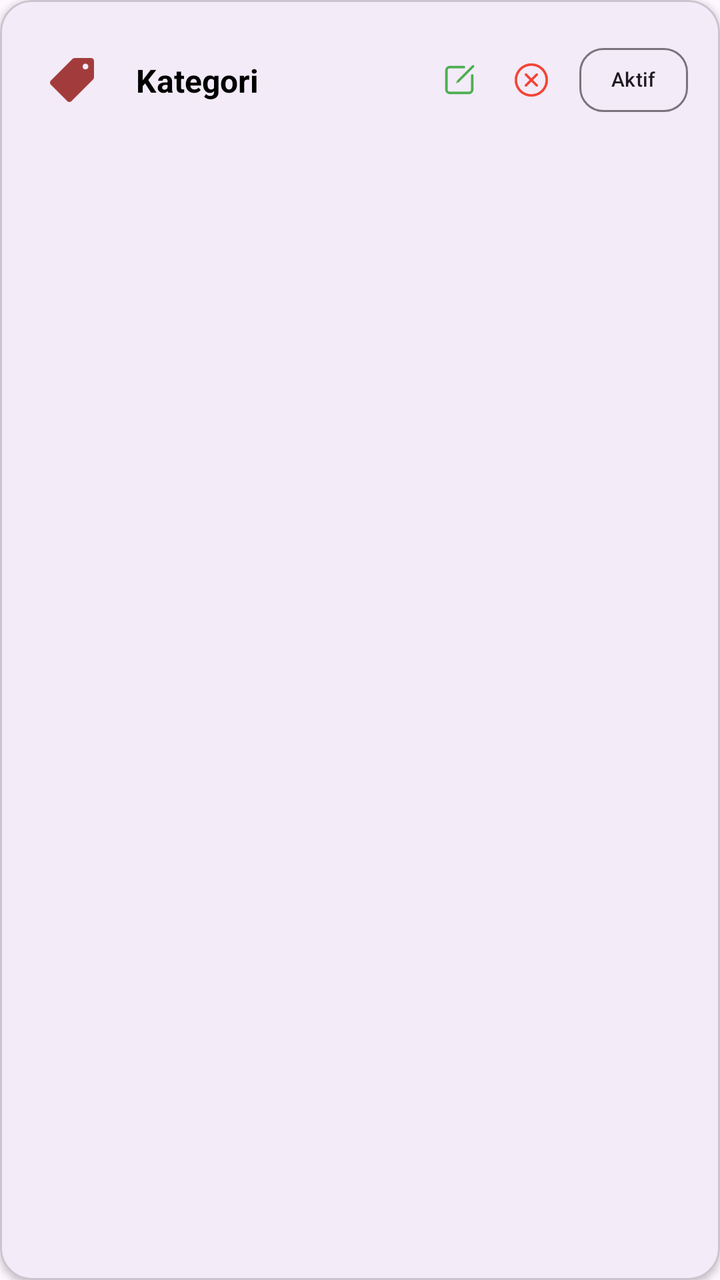
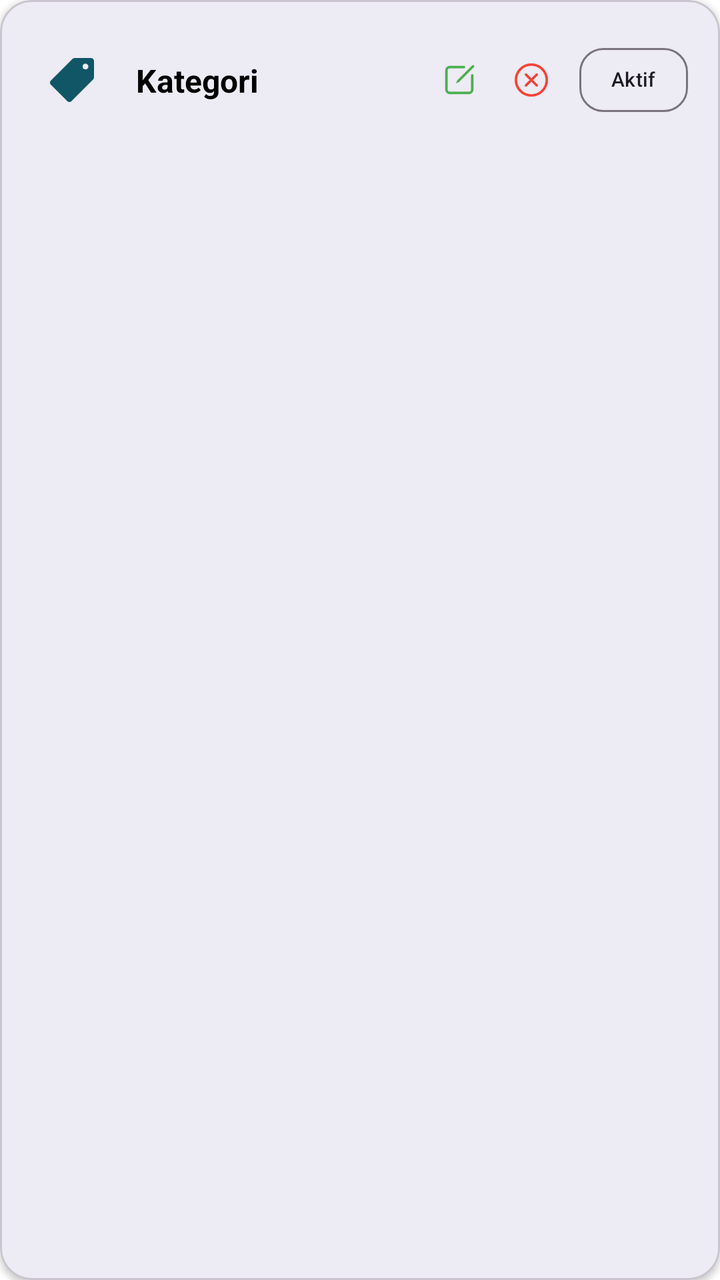

Before-and-after screenshots of an Android layout around one commit, followed by the original layout XML and the change that was made.
<!-- AndroidManifest.xml: application theme Theme.Penjualan -->
<!-- res/layout/item_data_kategori.xml -->
<?xml version="1.0" encoding="utf-8"?>
<com.google.android.material.card.MaterialCardView xmlns:android="http://schemas.android.com/apk/res/android"
    xmlns:app="http://schemas.android.com/apk/res-auto"
    xmlns:tools="http://schemas.android.com/tools"
    android:id="@+id/cardKategori"
    android:layout_width="match_parent"
    android:layout_height="wrap_content"
    android:layout_marginHorizontal="8dp"
    android:layout_marginVertical="6dp"
    android:clickable="true"
    android:focusable="true"
    android:foreground="?attr/selectableItemBackground"
    app:cardCornerRadius="16dp"
    app:cardElevation="2dp"
    app:strokeWidth="1dp">

    <androidx.constraintlayout.widget.ConstraintLayout
        android:layout_width="match_parent"
        android:layout_height="wrap_content"
        android:padding="16dp">

        <ImageView
            android:id="@+id/imgKategori"
            android:layout_width="40dp"
            android:layout_height="40dp"
            android:padding="8dp"
            android:src="@drawable/ic_kategori"
            app:layout_constraintBottom_toBottomOf="parent"
            app:layout_constraintStart_toStartOf="parent"
            app:layout_constraintTop_toTopOf="parent" />

        <TextView
            android:id="@+id/tvNamaKategori"
            android:layout_width="0dp"
            android:layout_height="wrap_content"
            android:text="Kategori"
            android:textSize="16sp"
            android:textStyle="bold"
            android:textColor="#010101"
            android:layout_marginStart="12dp"
            android:layout_marginEnd="8dp"
            app:layout_constraintStart_toEndOf="@id/imgKategori"
            app:layout_constraintTop_toTopOf="parent"
            app:layout_constraintBottom_toBottomOf="parent"
            app:layout_constraintEnd_toStartOf="@id/btnEditKategori"/>

        <ImageView
            android:id="@+id/btnEditKategori"
            android:layout_width="32dp"
            android:layout_height="32dp"
            android:padding="6dp"
            android:src="@drawable/ic_edit"
            android:background="?attr/selectableItemBackgroundBorderless"
            app:tint="#4CAF50"
            android:layout_marginEnd="4dp"
            app:layout_constraintBottom_toBottomOf="parent"
            app:layout_constraintEnd_toStartOf="@id/btnDeleteKategori"
            app:layout_constraintTop_toTopOf="parent" />

        <ImageView
            android:id="@+id/btnDeleteKategori"
            android:layout_width="32dp"
            android:layout_height="32dp"
            android:padding="6dp"
            android:src="@drawable/ic_delete"
            android:background="?attr/selectableItemBackgroundBorderless"
            app:tint="#F44336"
            android:layout_marginEnd="8dp"
            app:layout_constraintBottom_toBottomOf="parent"
            app:layout_constraintEnd_toStartOf="@id/chipStatus"
            app:layout_constraintTop_toTopOf="parent" />

        <com.google.android.material.chip.Chip
            android:id="@+id/chipStatus"
            android:layout_width="wrap_content"
            android:layout_height="wrap_content"
            android:text="Aktif"
            android:textSize="10sp"
            app:chipCornerRadius="12dp"
            app:chipStrokeWidth="1dp"
            app:layout_constraintEnd_toEndOf="parent"
            app:layout_constraintTop_toTopOf="parent"
            app:layout_constraintBottom_toBottomOf="parent"/>

    </androidx.constraintlayout.widget.ConstraintLayout>

</com.google.android.material.card.MaterialCardView>
<!-- resources referenced by this layout -->
<resources>
  <!-- drawable ic_delete: png bitmap (drawable, 2269 bytes) -->
  <!-- drawable ic_edit: png bitmap (drawable, 989 bytes) -->
  <!-- drawable ic_kategori: png bitmap (drawable, 1034 bytes) -->
  <style name="Theme.Penjualan" parent="Base.Theme.Penjualan" />
  <style name="Base.Theme.Penjualan" parent="Theme.Material3.DayNight.NoActionBar">
          
          
      </style>
</resources>

<!-- the commit's change to res/layout/item_data_kategori.xml (unified diff, before → after) -->
@@ -25,6 +25,7 @@
             android:layout_height="40dp"
             android:padding="8dp"
             android:src="@drawable/ic_kategori"
+            app:tint="@color/teal_deep"
             app:layout_constraintBottom_toBottomOf="parent"
             app:layout_constraintStart_toStartOf="parent"
             app:layout_constraintTop_toTopOf="parent" />
<!-- resource entries referenced after the edit -->
@@ -1,12 +1,25 @@
 <!-- resources referenced by this layout -->
 <resources>
+  <color name="teal_deep">#105666</color>
   <!-- drawable ic_delete: png bitmap (drawable, 2269 bytes) -->
   <!-- drawable ic_edit: png bitmap (drawable, 989 bytes) -->
   <!-- drawable ic_kategori: png bitmap (drawable, 1034 bytes) -->
   <style name="Theme.Penjualan" parent="Base.Theme.Penjualan" />
   <style name="Base.Theme.Penjualan" parent="Theme.Material3.DayNight.NoActionBar">
           
-          
+          <item name="colorPrimary">@color/teal_deep</item>
+          <item name="colorOnPrimary">@color/cream</item>
+          <item name="colorPrimaryContainer">@color/teal_light</item>
+          <item name="colorOnPrimaryContainer">@color/white</item>
+  
+          <item name="colorSecondary">@color/teal_light</item>
+          <item name="colorOnSecondary">@color/white</item>
+  
+          <item name="android:windowBackground">@color/white</item>
+          <item name="android:statusBarColor">@color/teal_deep</item>
       </style>
+  <color name="cream">#F7F4D5</color>
+  <color name="teal_light">#1A7D91</color>
+  <color name="white">#FFFFFFFF</color>
 </resources>
 
